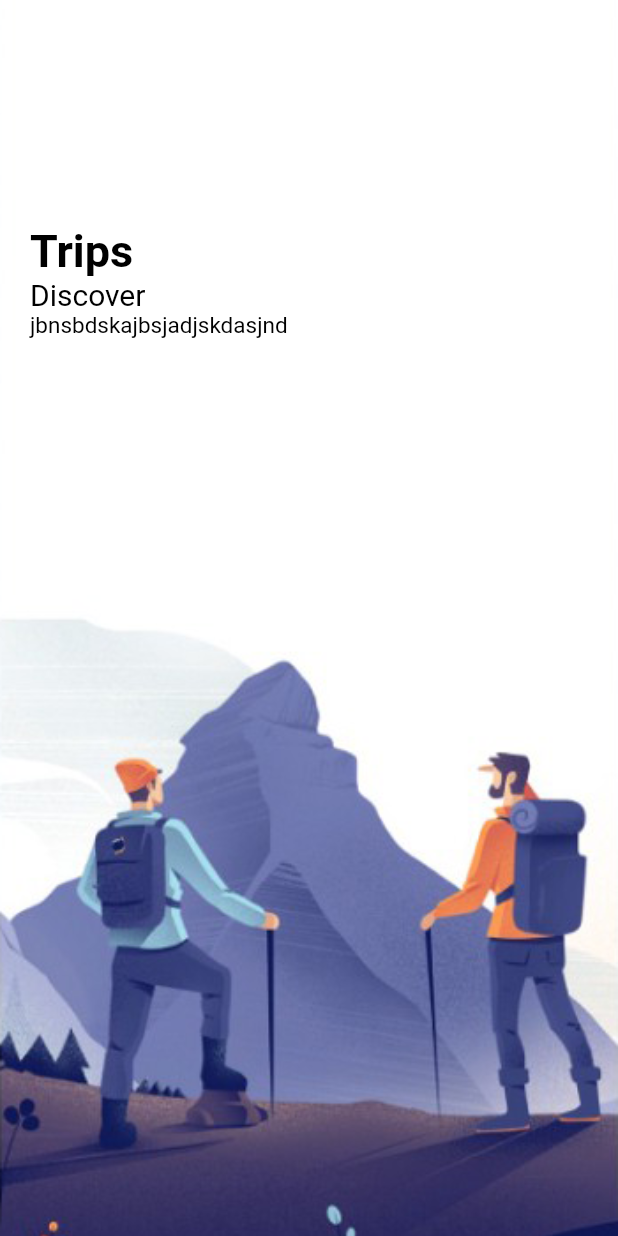
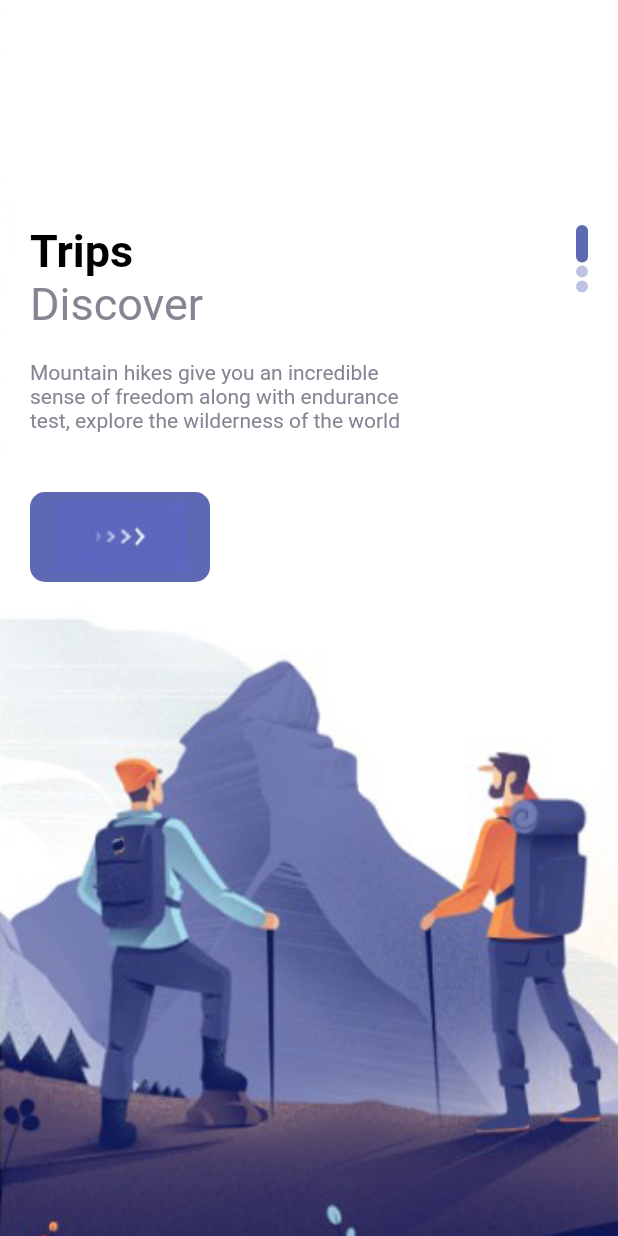
Before and after one commit to NegusNati/travel_app_flutter, a Flutter app: the screen it shows after launch, on a phone screen of 412 x 824 dp. Run offline on Flutter 3.47's test engine with Material 2 defaults, Android fonts, the phone set to English and light mode, and no system bars.

Commit message:
Carousel Slider Done

```diff
--- a/lib/main.dart
+++ b/lib/main.dart
@@ -14,7 +14,6 @@ class MyApp extends StatelessWidget {
     return MaterialApp(
       title: 'Flutter Demo',
       theme: ThemeData(
-
         primarySwatch: Colors.blue,
       ),
       home: WelcomePage(),
--- a/lib/pages/welcome_page.dart
+++ b/lib/pages/welcome_page.dart
@@ -2,6 +2,11 @@ import 'package:flutter/material.dart';
 import 'package:travel_app_flutter/widgets/app_large_text.dart';
 import 'package:travel_app_flutter/widgets/app_text.dart';
 
+import '../util/colors.dart';
+import '../util/list_of_text.dart';
+import '../widgets/responsive_button.dart';
+
+//Carousel Slider for the welcome page
 class WelcomePage extends StatefulWidget {
   const WelcomePage({Key? key}) : super(key: key);
 
@@ -15,6 +20,7 @@ class _WelcomePageState extends State<WelcomePage> {
     "welcome-two.png",
     "welcome-three.png",
   ]; // list of images for welcome page
+
   @override
   Widget build(BuildContext context) {
     return Scaffold(
@@ -22,38 +28,77 @@ class _WelcomePageState extends State<WelcomePage> {
       body: PageView.builder(
           scrollDirection: Axis.vertical,
           itemCount: welcomeImages.length,
-        itemBuilder: (_, index) { // _ means default context
+          itemBuilder: (_, index) {
+            // _ means default context
             return Container(
-
               width: double.maxFinite,
-        height: double.maxFinite, // so that it contain the max hight of the screen
-        decoration: BoxDecoration( // we use BoxDecoration to show the images
-        image: DecorationImage(image: AssetImage("images/${welcomeImages[index]}"),
-        fit: BoxFit.cover // so that the image would fit the whole Container
+              height: double
+                  .maxFinite, // so that it contain the max hight of the screen
+              decoration: BoxDecoration(
+                // we use BoxDecoration to show the images
+                image: DecorationImage(
+                    image: AssetImage("images/${welcomeImages[index]}"),
+                    fit: BoxFit
+                        .cover // so that the image would fit the whole Container
                     ),
-
               ),
               child: Container(
-          margin: const EdgeInsets.only(top: 150, left: 20, right: 20, bottom: 20  ),
-          child: Row(children: [
+                margin: const EdgeInsets.only(
+                    top: 150, left: 20, right: 20, bottom: 20),
+                child: Row(
+                    mainAxisAlignment: MainAxisAlignment.spaceBetween,
+                    children: [
                       Column(
-              crossAxisAlignment: CrossAxisAlignment.start, // to make it all start in the begining
+                          crossAxisAlignment: CrossAxisAlignment
+                              .start, // to make it all start in the begining
                           children: [
-                AppLargeText(text: "Trips"),
-                AppText(text: "Discover", textSize: 20,),
-                AppText(text: "jbnsbdskajbsjadjskdasjnd", textSize: 15,),
-
-              ]
+                            AppLargeText(text: wlecomeText[index][0]),
+                            AppText(
+                              text: wlecomeText[index][1],
+                              textSize: 30,
+                              textColor: AppColors.textColor2,
+                            ),
+                            const SizedBox(
+                              height: 20,
+                            ),
+                            SizedBox(
+                              width: 250,
+                              child: AppText(
+                                text: wlecomeText[index][2],
+                                textSize: 14,
+                                textColor: AppColors.textColor2,
+                              ),
+                            ),
+                            const SizedBox(
+                              height: 40,
+                            ),
+                            ResponsiveButton(
+                              width: 120,
+                            ),
+                          ]),
+                      Column(
+                        children: List.generate(3, (indexDots) {
+                          return Container(
+                            margin: const EdgeInsets.only(bottom: 2),
+                            width: 8,
+                            height: indexDots == index
+                                ? 25
+                                : 8, // while the two indexes are equal make the hight 25 for that indexDot, while the others are 8
+                            decoration: BoxDecoration(
+                              borderRadius: BorderRadius.circular(8),
+                              color: indexDots == index
+                                  ? AppColors.mainColor
+                                  : AppColors.mainColor.withOpacity(
+                                      0.4), // while the two indexes are equal make the color blue for that indexDot, while the others are textcolor1
+                            ),
+                          );
+                        }),
                       )
                     ]),
-
-
               ),
             );
-
-      }  ), /*Creates a scrollable list that works page by page using widgets that are created on demand.This constructor is appropriate for page views with a large (or infinite) number of children because the builder is called only for those children that are actually visible.
+          }), /*Creates a scrollable list that works page by page using widgets that are created on demand.This constructor is appropriate for page views with a large (or infinite) number of children because the builder is called only for those children that are actually visible.
   */
-
     );
   }
 }
--- /dev/null
+++ b/lib/util/colors.dart
@@ -0,0 +1,12 @@
+
+import 'dart:ui';
+
+class AppColors{
+  static final Color textColor1= Color(0xFF989acd);
+  static final Color textColor2 = Color(0xFF878593);
+  static final Color bigTextColor=Color(0xFF2e2e31);
+  static final Color mainColor= Color(0xFF5d69b3);
+  static final Color starColor = Color(0xFFe7bb4e);
+  static final Color mainTextColor = Color(0xFFababad);
+  static final Color buttonBackground = Color(0xFFf1f1f9);
+}
--- /dev/null
+++ b/lib/util/list_of_text.dart
@@ -0,0 +1,17 @@
+List wlecomeText = [
+  [
+    "Trips",
+    "Discover",
+    "Mountain hikes give you an incredible sense of freedom along with endurance test, explore the wilderness of the world ",
+  ],
+  [
+    "Explore ",
+    "The World",
+    "Mountain hikes give you an incredible sense of freedom along with endurance test, explore the wilderness of the world",
+  ],
+  [
+    "Visit ",
+    "Ethiopia ",
+    "Mountain hikes give you an incredible sense of freedom along with endurance test, explore the wilderness of the world"
+  ]
+]; // dynamic nested List of text for the welcome screen
--- a/lib/widgets/app_text.dart
+++ b/lib/widgets/app_text.dart
@@ -1,12 +1,13 @@
 // ignore_for_file: public_member_api_docs, sort_constructors_first
 import 'package:flutter/material.dart';
 
+// another reusable text widget
 class AppText extends StatelessWidget {
-   AppText({
+  AppText({
     Key? key,
-    this.textSize = 15,
+    this.textSize = 17,
     required this.text,
-    this.textColor = Colors.black,
+    this.textColor = Colors.black54,
   }) : super(key: key);
   late double textSize;
   final String text;
@@ -14,10 +15,9 @@ class AppText extends StatelessWidget {
 
   @override
   Widget build(BuildContext context) {
-    return Text(text,
-    style: TextStyle(
-      fontSize: textSize,
-      color:textColor
-    ) ,);
+    return Text(
+      text,
+      style: TextStyle(fontSize: textSize, color: textColor),
+    );
   }
 }
--- /dev/null
+++ b/lib/widgets/responsive_button.dart
@@ -0,0 +1,32 @@
+// ignore_for_file: public_member_api_docs, sort_constructors_first
+import 'package:flutter/material.dart';
+import 'package:travel_app_flutter/util/colors.dart';
+
+class ResponsiveButton extends StatelessWidget {
+  ResponsiveButton({Key? key, this.width, this.isLonger = false, this.text})
+      : super(key: key);
+
+  bool? isLonger;
+  double? width;
+  String? text;
+  @override
+  Widget build(BuildContext context) {
+    return Flexible(
+      child: Container(
+        width: width,
+        height: 60,
+        decoration: BoxDecoration(
+          borderRadius: BorderRadius.circular(10),
+          color: AppColors.mainColor,
+        ),
+        child: Row(
+          mainAxisAlignment: MainAxisAlignment.center,
+          children: [
+            // Text(text!),
+            Image.asset("images/button-one.png"),
+          ],
+        ),
+      ),
+    );
+  }
+}
```
Also changed, not shown: lib/widgets/app_large_text.dart (+3 -7 lines). Lines whose indentation alone changed are shown as unchanged.
